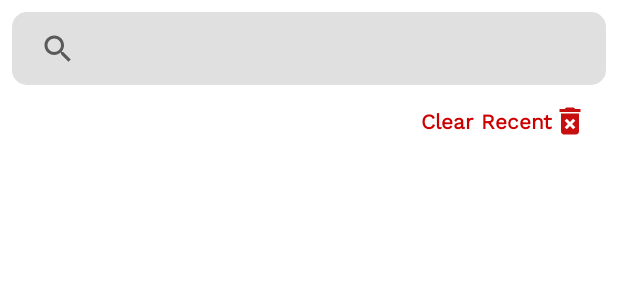
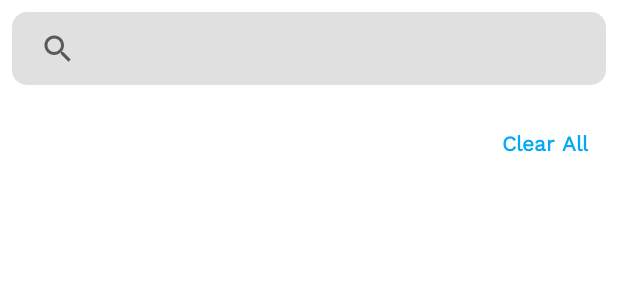
Before and after one commit to zaloAustine/TwitterApp, an Android app: the layout fragment_search.xml on its own in the app's theme, with its tools: preview values and no code run, on a phone screen of 412 x 824 dp. Shown: the top 300 px of the screen. Run offline under Robolectric (Android 15) with nearby library versions, the phone set to English and light mode, and no system bars.

```diff
--- a/app/src/main/java/com/zalocoders/twitterapp/di/NetworkModule.kt
+++ b/app/src/main/java/com/zalocoders/twitterapp/di/NetworkModule.kt
@@ -3,6 +3,7 @@ package com.zalocoders.twitterapp.di
 import com.jakewharton.retrofit2.adapter.kotlin.coroutines.CoroutineCallAdapterFactory
 import com.squareup.moshi.Moshi
 import com.squareup.moshi.kotlin.reflect.KotlinJsonAdapterFactory
+import com.zalocoders.twitterapp.BuildConfig
 import com.zalocoders.twitterapp.data.api.ApiService
 import com.zalocoders.twitterapp.utils.loggingInterceptor
 import dagger.Module
@@ -37,7 +38,7 @@ object NetworkModule {
                     val request = chain.request()
                     val authRequest = request.newBuilder()
                             .header("Content-Type", "application/json")
-                            .header("Authorization", "Bearer AAAAAAAAAAAAAAAAAAAAAG1fWAEAAAAAHcOKvBVtJVASmxmaFlRvDqNYDhU%3DBMvmmtB2efRlUUJ8hekrPWIraGRRWr3hbdQHAnVjn9tT6FDDxO")
+                            .header("Authorization", "Bearer ${BuildConfig.TWITTER_BEARER_TOKEN}")
                             .build()
                     return@addInterceptor chain.proceed(authRequest)
                 }
--- a/app/src/main/java/com/zalocoders/twitterapp/ui/home/RecentTweetAdapter.kt
+++ b/app/src/main/java/com/zalocoders/twitterapp/ui/home/RecentTweetAdapter.kt
@@ -21,7 +21,7 @@ class RecentTweetAdapter(private val recentTweetClickListener: RecentTweetClickL
 			tweetText.text = item.tweet_desc
 			}
 
-			binding.tweetText.setOnClickListener {
+			binding.deleteRecentTweet.setOnClickListener {
 				recentTweetClickListener.deleteTweet(item.tweet_id)
 			}
 		}
--- a/app/src/main/res/layout/fragment_search.xml
+++ b/app/src/main/res/layout/fragment_search.xml
@@ -23,12 +23,12 @@
         android:id="@+id/clearRecent"
         android:layout_width="wrap_content"
         android:layout_height="wrap_content"
-        android:drawableEnd="@drawable/bin"
         android:gravity="center"
         android:padding="12dp"
+        android:layout_marginTop="16dp"
         android:visibility="visible"
         android:text="@string/clear_recent"
-        android:textColor="@android:color/holo_red_dark"
+        android:textColor="@color/colorPrimary"
         android:textStyle="bold"
         app:elevation="0dp"
         app:layout_constraintEnd_toEndOf="@+id/searchView"
@@ -38,15 +38,15 @@
 
     <TextView
         android:id="@+id/recentTweetsTitle"
-        android:layout_marginTop="8dp"
         style="@style/TextAppearance.AppCompat.Medium"
         android:layout_width="wrap_content"
         android:layout_height="wrap_content"
-        android:visibility="gone"
         android:text="@string/recent_tweets_title"
         android:textColor="@color/black"
+        android:visibility="gone"
+        app:layout_constraintBottom_toBottomOf="@+id/clearRecent"
         app:layout_constraintStart_toStartOf="@+id/searchView"
-        app:layout_constraintTop_toBottomOf="@+id/clearRecent" />
+        app:layout_constraintTop_toTopOf="@+id/clearRecent" />
 
     <androidx.recyclerview.widget.RecyclerView
         android:id="@+id/tweetRecycleView"
@@ -55,7 +55,7 @@
         app:layout_constraintBottom_toBottomOf="parent"
         app:layout_constraintEnd_toEndOf="parent"
         app:layout_constraintStart_toStartOf="parent"
-        app:layout_constraintTop_toBottomOf="@+id/recentTweetsTitle" />
+        app:layout_constraintTop_toBottomOf="@+id/clearRecent" />
 
     <LinearLayout
         android:id="@+id/emptyStateView"
--- a/app/src/main/res/layout/recent_tweet_item.xml
+++ b/app/src/main/res/layout/recent_tweet_item.xml
@@ -13,7 +13,7 @@
         android:layout_height="match_parent">
 
         <ImageView
-            android:id="@+id/imageView"
+            android:id="@+id/deleteRecentTweet"
             android:layout_width="wrap_content"
             android:layout_height="wrap_content"
             android:src="@drawable/cancel"
@@ -31,7 +31,7 @@
             app:layout_constraintBottom_toBottomOf="parent"
             app:layout_constraintEnd_toEndOf="parent"
             app:layout_constraintStart_toStartOf="parent"
-            app:layout_constraintTop_toBottomOf="@+id/imageView"
+            app:layout_constraintTop_toBottomOf="@+id/deleteRecentTweet"
             tools:text="tweet" />
 
     </androidx.constraintlayout.widget.ConstraintLayout>
--- a/app/src/main/res/layout/tweet_item.xml
+++ b/app/src/main/res/layout/tweet_item.xml
@@ -18,6 +18,7 @@ xmlns:android="http://schemas.android.com/apk/res/android">
         android:layout_width="match_parent"
         android:layout_height="match_parent"
         android:layout_margin="8dp"
+        android:textColor="@color/black"
         android:fontFamily="@font/work_sans"
         app:layout_constraintBottom_toTopOf="@+id/btnAddToRecent"
         app:layout_constraintEnd_toEndOf="parent"
--- a/app/src/main/res/values/strings.xml
+++ b/app/src/main/res/values/strings.xml
@@ -7,7 +7,7 @@
     <string name="search">search</string>
     <string name="search_tweets">Search Tweets</string>
     <string name="recent_added_tweets">recent added tweets will appear here</string>
-    <string name="clear_recent">Clear Recent</string>
+    <string name="clear_recent">Clear All</string>
     <string name="search_desc">getting tweets please wait...</string>
     <string name="recent_tweets_title">Recent Tweets</string>
     <string name="add_to_recent">add to recent</string>
```
Also changed, not shown: app/build.gradle (+8 -0 lines), gradle.properties (line endings or trailing spaces), 10 other files.
